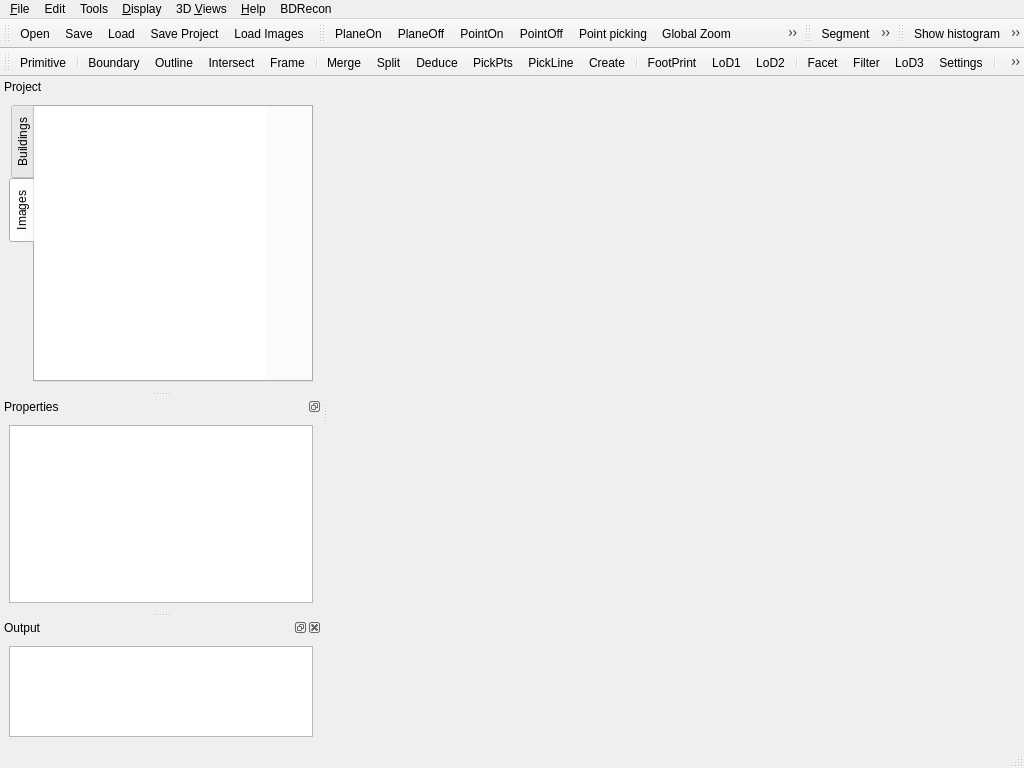
Before: the Qt Designer form qCC/ui_templates/mainWindow.ui in CloudCompare/CloudCompare, drawn with Qt 5.
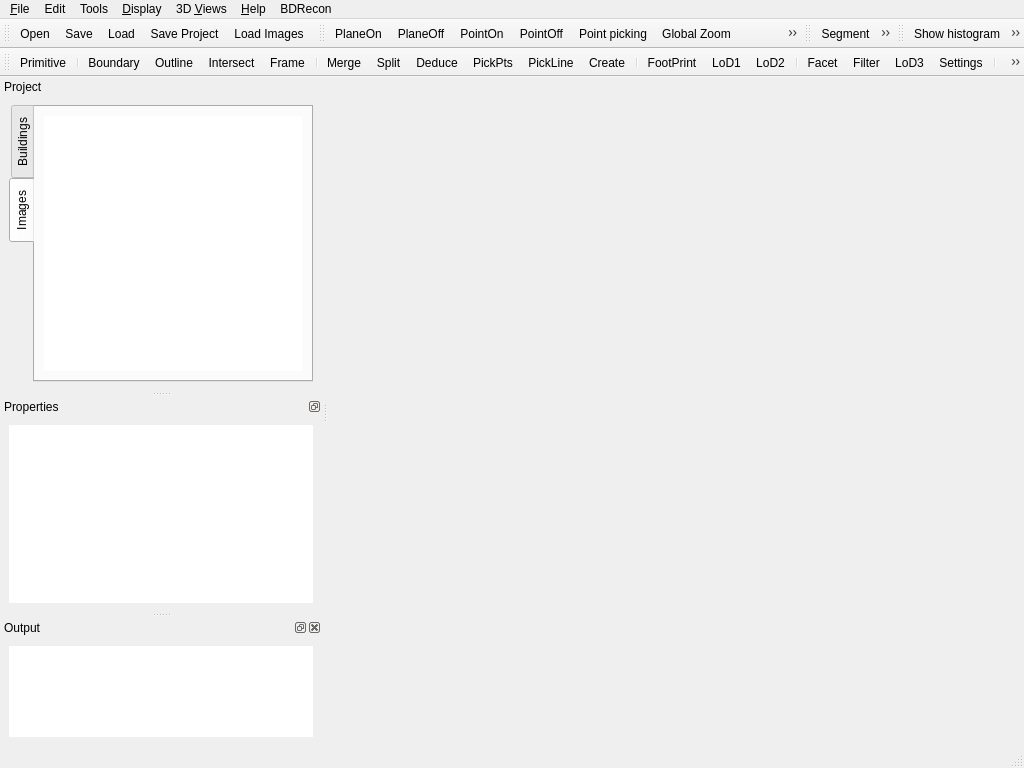
After: the same form once the commit is applied. The open tabs and pages were chosen to show the change. Icons and pictures are not drawn. Custom widgets are drawn as their Qt base class.

Commit message: mainwindow adjust

What changed in the file:
```diff
--- a/qCC/ui_templates/mainWindow.ui
+++ b/qCC/ui_templates/mainWindow.ui
@@ -673,15 +673,9 @@
         <attribute name="title">
          <string>Images</string>
         </attribute>
+        <layout class="QVBoxLayout">
+         <item>
         <widget class="ccCustomQTreeView" name="dbImageTreeView">
-         <property name="geometry">
-          <rect>
-           <x>0</x>
-           <y>0</y>
-           <width>231</width>
-           <height>281</height>
-          </rect>
-         </property>
          <property name="minimumSize">
           <size>
            <width>150</width>
@@ -732,6 +726,8 @@
           <bool>true</bool>
          </property>
         </widget>
+         </item>
+        </layout>
        </widget>
       </widget>
      </item>
@@ -787,6 +783,12 @@
     <layout class="QVBoxLayout">
      <item>
       <widget class="QTreeView" name="propertiesTreeView">
+       <property name="frameShape">
+        <enum>QFrame::NoFrame</enum>
+       </property>
+       <property name="frameShadow">
+        <enum>QFrame::Plain</enum>
+       </property>
        <property name="editTriggers">
         <set>QAbstractItemView::NoEditTriggers</set>
        </property>
@@ -866,6 +868,9 @@
          <height>80</height>
         </size>
        </property>
+       <property name="frameShape">
+        <enum>QFrame::NoFrame</enum>
+       </property>
        <property name="editTriggers">
         <set>QAbstractItemView::NoEditTriggers</set>
        </property>
```
Left out of the diff: 6 changed lines with no effect on the pictures. Lines whose indentation alone changed are shown as unchanged. The commit also changes 1 other file.
